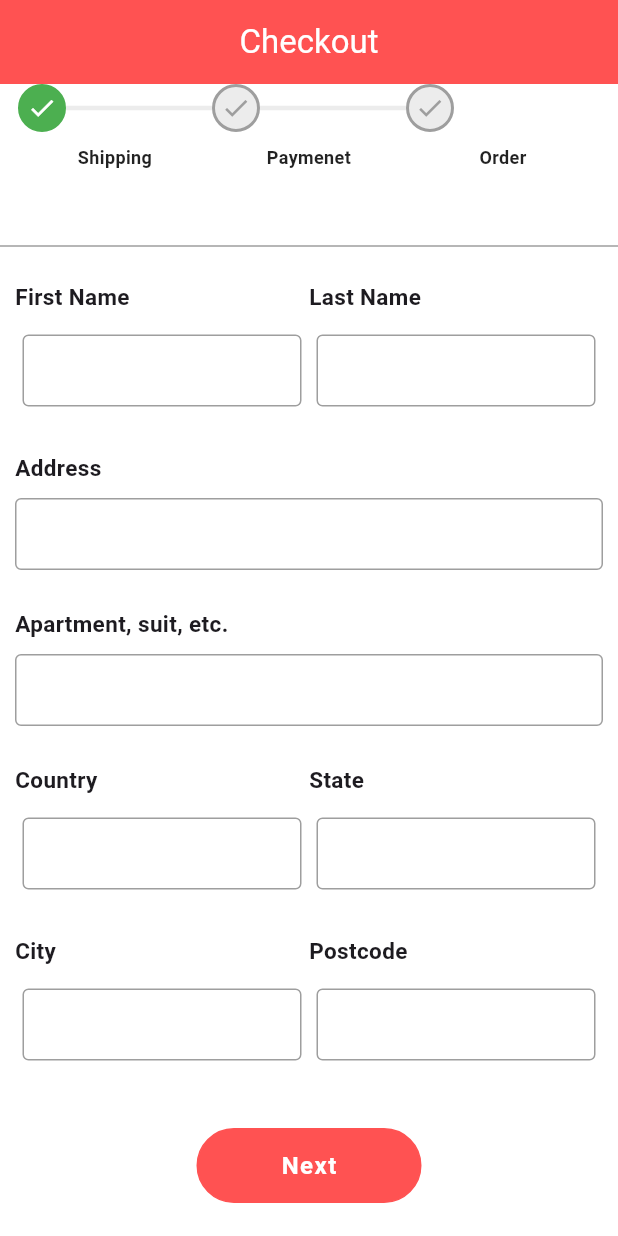
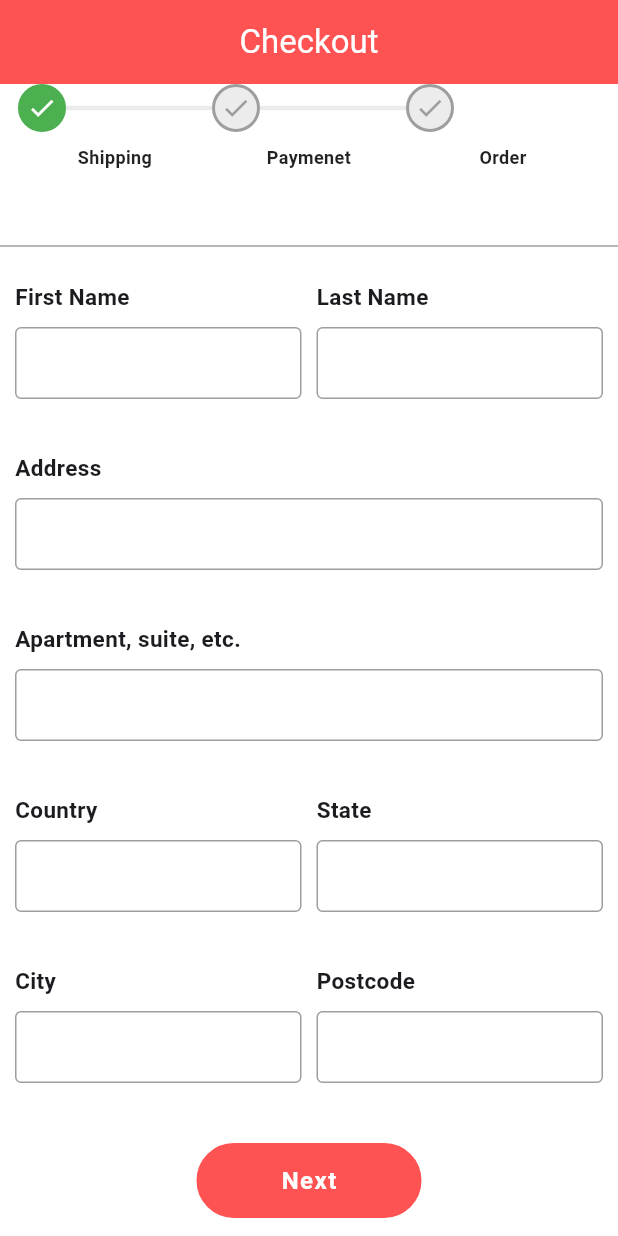
Before and after one commit to Prateek0001/woocommerse_app, a Flutter app: the VerifyAddress widget shown alone on an empty page, opened directly, on a phone screen of 412 x 824 dp. Run offline on Flutter 3.47's test engine with Material 3 defaults, Android fonts, the phone set to English and light mode, and no system bars; our stand-ins replace carousel_slider, dio, flutter_widget_from_html, shared_preferences; accounts and stored records are empty; network calls fail.

Commit message:
Make the shipping address editable

```diff
--- a/lib/models/customer_detail_model.dart
+++ b/lib/models/customer_detail_model.dart
@@ -1,9 +1,9 @@
 class CustomerDetailModel {
-  final int? id;
-  final String? firstName;
-  final String? lastName;
-  final Billing? billing;
-  final Shipping? shipping;
+  int? id;
+  String? firstName;
+   String? lastName;
+   Billing? billing;
+   Shipping? shipping;
 
   CustomerDetailModel({
     this.id,
@@ -95,15 +95,15 @@ class Billing {
 }
 
 class Shipping {
-  final String? firstName;
-  final String? lastName;
-  final String? company;
-  final String? address1;
-  final String? address2;
-  final String? city;
-  final String? postcode;
-  final String? country;
-  final String? state;
+   String? firstName;
+   String? lastName;
+   String? company;
+   String? address1;
+   String? address2;
+   String? city;
+   String? postcode;
+   String? country;
+   String? state;
 
   Shipping({
     this.firstName,
--- a/lib/pages/verify_address.dart
+++ b/lib/pages/verify_address.dart
@@ -14,31 +14,36 @@ class VerifyAddress extends CheckoutBasePage {
 }
 
 class _VerifyAddressState extends CheckoutBasePageState<VerifyAddress> {
+  GlobalKey<FormState> globalKey = GlobalKey<FormState>();
+  CustomerDetailModel customerModel = CustomerDetailModel();
+
   @override
   void initState() {
     currentPage = 0;
     var cartProvider = Provider.of<CartProvider>(context, listen: false);
-    cartProvider.fetchShippingDetails();
+    cartProvider.fetchShippingDetails().then((_) {
+      if (cartProvider.customerDetailModel != null) {
+        setState(() {
+          customerModel = cartProvider.customerDetailModel!;
+        });
+      }
+    });
     super.initState();
   }
 
   @override
   Widget pageUI() {
     return Consumer<CartProvider>(
-      builder: (context, customerModel, chuld) {
-        if (customerModel.customerDetailModel?.id != null) {
-          return _formUI(customerModel.customerDetailModel!);
-        }
-
-        return Center(
-          child: CircularProgressIndicator(),
-        );
+      builder: (context, customerProvider, child) {
+        return _formUI(context, customerProvider);
       },
     );
   }
 
-  Widget _formUI(CustomerDetailModel model) {
+  Widget _formUI(BuildContext context, CartProvider customerProvider) {
     return SingleChildScrollView(
+      child: Form(
+        key: globalKey,
         child: Padding(
           padding: EdgeInsets.all(10),
           child: Container(
@@ -52,130 +57,237 @@ class _VerifyAddressState extends CheckoutBasePageState<VerifyAddress> {
                       Flexible(
                         fit: FlexFit.tight,
                         flex: 1,
-                      child: FormHelper.fieldLabel("First Name"),
+                        child: Column(
+                          crossAxisAlignment: CrossAxisAlignment.start,
+                          children: [
+                            FormHelper.fieldLabel("First Name"),
+                            FormHelper.textInput(
+                              context,
+                              customerModel.firstName ?? "",
+                              (String value) {
+                                setState(() {
+                                  customerModel.firstName = value;
+                                });
+                              },
+                              onValidate: (value) {
+                                if (value.toString().isEmpty) {
+                                  return "Please enter First Name";
+                                }
+                                return null;
+                              },
                             ),
+                          ],
+                        ),
+                      ),
+                      SizedBox(width: 10),
                       Flexible(
                         fit: FlexFit.tight,
                         flex: 1,
-                      child: FormHelper.fieldLabel("Last Name"),
-                    )
+                        child: Column(
+                          crossAxisAlignment: CrossAxisAlignment.start,
+                          children: [
+                            FormHelper.fieldLabel("Last Name"),
+                            FormHelper.textInput(
+                              context,
+                              customerModel.lastName ?? "",
+                              (String value) {
+                                setState(() {
+                                  customerModel.lastName = value;
+                                });
+                              },
+                              onValidate: (value) {
+                                if (value.toString().isEmpty) {
+                                  return "Please enter Last Name";
+                                }
+                                return null;
+                              },
+                            ),
                           ],
                         ),
+                      ),
+                    ],
+                  ),
+                  SizedBox(height: 10),
+                  FormHelper.fieldLabel("Address"),
+                  FormHelper.textInput(
+                    context,
+                    customerModel.shipping?.address1 ?? "",
+                    (value) {
+                      if (customerModel.shipping == null) {
+                        customerModel.shipping = Shipping();
+                      }
+                      customerModel.shipping?.address1 = value;
+                    },
+                    onValidate: (value) {
+                      if (value.toString().isEmpty) {
+                        return "Please enter Address";
+                      }
+                      return null;
+                    },
+                  ),
+                  SizedBox(height: 10),
+                  FormHelper.fieldLabel("Apartment, suite, etc."),
+                  FormHelper.textInput(
+                    context,
+                    customerModel.shipping?.address2 ?? "",
+                    (value) {
+                      if (customerModel.shipping == null) {
+                        customerModel.shipping = Shipping();
+                      }
+                      customerModel.shipping?.address2 = value;
+                    },
+                    onValidate: (value) => null,
+                  ),
+                  SizedBox(height: 10),
                   Row(
                     children: [
                       Flexible(
                         fit: FlexFit.tight,
                         flex: 1,
-                      child: Padding(
-                          padding: EdgeInsets.all(5),
-                          child: FormHelper.fieldLabelValue(
-                              context, model.firstName ?? '')),
+                        child: Column(
+                          crossAxisAlignment: CrossAxisAlignment.start,
+                          children: [
+                            FormHelper.fieldLabel("Country"),
+                            FormHelper.textInput(
+                              context,
+                              customerModel.shipping?.country ?? "",
+                              (value) {
+                                if (customerModel.shipping == null) {
+                                  customerModel.shipping = Shipping();
+                                }
+                                customerModel.shipping?.country = value;
+                              },
+                              onValidate: (value) {
+                                if (value.toString().isEmpty) {
+                                  return "Please enter Country";
+                                }
+                                return null;
+                              },
                             ),
+                          ],
+                        ),
+                      ),
+                      SizedBox(width: 10),
                       Flexible(
                         fit: FlexFit.tight,
                         flex: 1,
-                      child: Padding(
-                        padding: const EdgeInsets.all(5),
-                        child: FormHelper.fieldLabelValue(
-                            context, model.lastName ?? ''),
+                        child: Column(
+                          crossAxisAlignment: CrossAxisAlignment.start,
+                          children: [
+                            FormHelper.fieldLabel("State"),
+                            FormHelper.textInput(
+                              context,
+                              customerModel.shipping?.state ?? "",
+                              (value) {
+                                if (customerModel.shipping == null) {
+                                  customerModel.shipping = Shipping();
+                                }
+                                customerModel.shipping?.state = value;
+                              },
+                              onValidate: (value) {
+                                if (value.toString().isEmpty) {
+                                  return "Please enter State";
+                                }
+                                return null;
+                              },
                             ),
-                    )
                           ],
                         ),
-                FormHelper.fieldLabel("Address"),
-                FormHelper.fieldLabelValue(
-                    context, model.shipping?.address1 ?? ''),
-                FormHelper.fieldLabel("Apartment, suit, etc."),
-                FormHelper.fieldLabelValue(
-                    context, model.shipping?.address2 ?? ''),
+                      ),
+                    ],
+                  ),
+                  SizedBox(height: 10),
                   Row(
                     children: [
                       Flexible(
                         fit: FlexFit.tight,
                         flex: 1,
-                      child: FormHelper.fieldLabel("Country"),
+                        child: Column(
+                          crossAxisAlignment: CrossAxisAlignment.start,
+                          children: [
+                            FormHelper.fieldLabel("City"),
+                            FormHelper.textInput(
+                              context,
+                              customerModel.shipping?.city ?? "",
+                              (value) {
+                                if (customerModel.shipping == null) {
+                                  customerModel.shipping = Shipping();
+                                }
+                                customerModel.shipping?.city = value;
+                              },
+                              onValidate: (value) {
+                                if (value.toString().isEmpty) {
+                                  return "Please enter City";
+                                }
+                                return null;
+                              },
                             ),
+                          ],
+                        ),
+                      ),
+                      SizedBox(width: 10),
                       Flexible(
                         fit: FlexFit.tight,
                         flex: 1,
-                      child: FormHelper.fieldLabel("State"),
-                    )
+                        child: Column(
+                          crossAxisAlignment: CrossAxisAlignment.start,
+                          children: [
+                            FormHelper.fieldLabel("Postcode"),
+                            FormHelper.textInput(
+                              context,
+                              customerModel.shipping?.postcode ?? "",
+                              (value) {
+                                if (customerModel.shipping == null) {
+                                  customerModel.shipping = Shipping();
+                                }
+                                customerModel.shipping?.postcode = value;
+                              },
+                              onValidate: (value) {
+                                if (value.toString().isEmpty) {
+                                  return "Please enter Postcode";
+                                }
+                                return null;
+                              },
+                            ),
                           ],
-                ),
-                Row(
-                  children: [
-                    Flexible(
-                      fit: FlexFit.tight,
-                      flex: 1,
-                      child: Padding(
-                          padding: EdgeInsets.all(5),
-                          child: FormHelper.fieldLabelValue(
-                              context, model.shipping?.country ?? '')),
-                    ),
-                    Flexible(
-                      fit: FlexFit.tight,
-                      flex: 1,
-                      child: Padding(
-                        padding: const EdgeInsets.all(5),
-                        child: FormHelper.fieldLabelValue(
-                            context, model.shipping?.state ?? ""),
-                      ),
-                    )
-                  ],
-                ),
-                Row(
-                  children: [
-                    Flexible(
-                      fit: FlexFit.tight,
-                      flex: 1,
-                      child: FormHelper.fieldLabel("City"),
-                    ),
-                    Flexible(
-                      fit: FlexFit.tight,
-                      flex: 1,
-                      child: FormHelper.fieldLabel("Postcode"),
-                    )
-                  ],
-                ),
-                Row(
-                  children: [
-                    Flexible(
-                      fit: FlexFit.tight,
-                      flex: 1,
-                      child: Padding(
-                          padding: EdgeInsets.all(5),
-                          child: FormHelper.fieldLabelValue(
-                              context, model.shipping?.city ?? "")),
-                    ),
-                    Flexible(
-                      fit: FlexFit.tight,
-                      flex: 1,
-                      child: Padding(
-                        padding: const EdgeInsets.all(5),
-                        child: FormHelper.fieldLabelValue(
-                            context, model.shipping?.postcode ?? ""),
                         ),
                       ),
                     ],
                   ),
-                SizedBox(
-                  height: 20,
-                ),
+                  SizedBox(height: 20),
                   Center(
-                  child: FormHelper.saveButton("Next", () {
+                    child: FormHelper.saveButton(
+                      "Next",
+                      () {
+                        if (validateAndSave()) {
+                          print("First Name: ${customerModel.firstName}");
+                          print("Last Name: ${customerModel.lastName}");
+                          customerProvider.updateCustomerDetails(customerModel);
                           Navigator.push(
                             context,
                             MaterialPageRoute(
-                        builder: (context) => const PaymentMethodsWidget()
-                      )
+                              builder: (context) => const PaymentMethodsWidget(),
+                            ),
                           );
-                  }),
-                )
+                        }
+                      },
+                    ),
+                  ),
                 ],
+              ),
             ),
           ),
         ),
       ),
     );
   }
+
+  bool validateAndSave() {
+    final form = globalKey.currentState;
+    if (form!.validate()) {
+      form.save();
+      return true;
     }
+    return false;
+  }
+}
--- a/lib/provider/cart_provider.dart
+++ b/lib/provider/cart_provider.dart
@@ -113,4 +113,9 @@ class CartProvider with ChangeNotifier {
       }
     });
   }
+
+  void updateCustomerDetails(CustomerDetailModel model) {
+    _customerDetailModel = model;
+    notifyListeners();
+  }
 }
```
Also changed, not shown: lib/api_service.dart (+13 -13 lines), 1 other file. Lines whose indentation alone changed are shown as unchanged.
